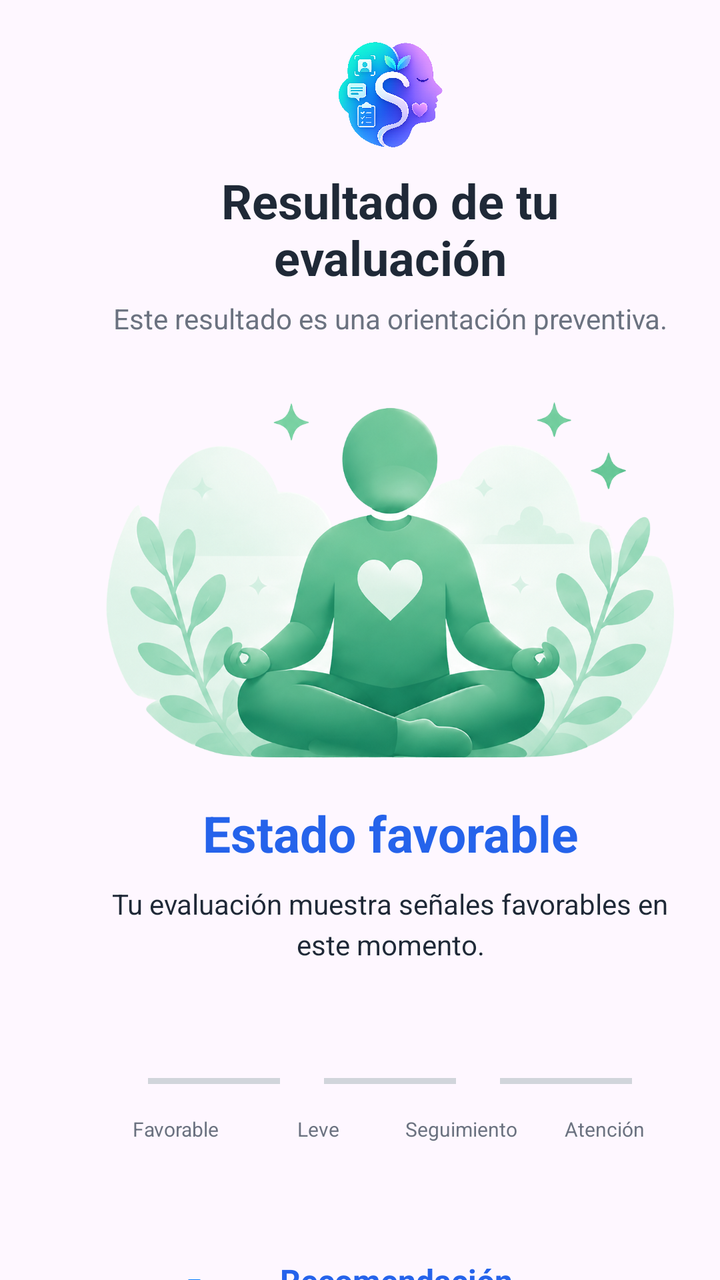
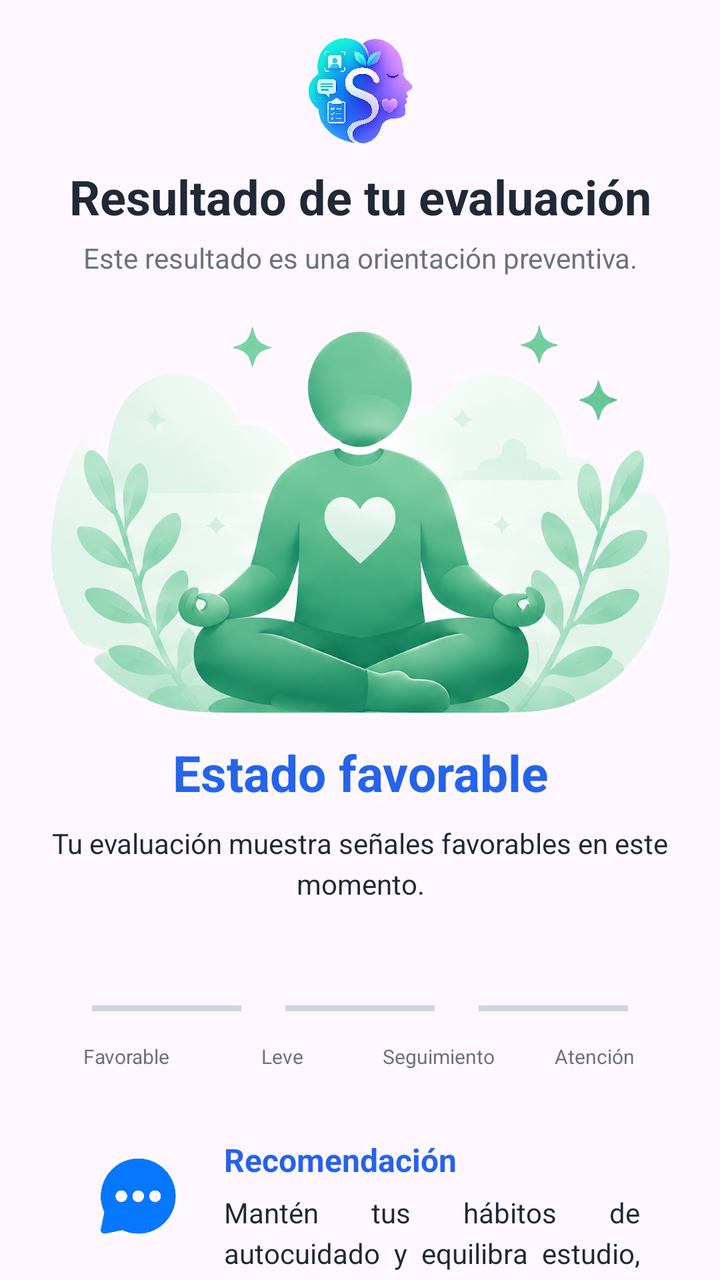

An Android layout rendered at two revisions. The XML below is the earlier revision; the diff shows what the commit changed to produce the second picture.
<!-- AndroidManifest.xml: application theme Theme.Login_Guevara -->
<!-- res/layout/activity_resultado_evaluacion.xml -->
<?xml version="1.0" encoding="utf-8"?>
<ScrollView xmlns:android="http://schemas.android.com/apk/res/android"
    xmlns:app="http://schemas.android.com/apk/res-auto"
    android:id="@+id/rootResultadoEvaluacion"
    android:layout_width="match_parent"
    android:layout_height="match_parent"
    android:fillViewport="true"
    android:overScrollMode="never"
    android:scrollbars="none">

    <LinearLayout
        android:layout_width="match_parent"
        android:layout_height="match_parent"
        android:gravity="center_horizontal"
        android:orientation="vertical"
        android:paddingStart="52dp"
        android:paddingTop="20dp"
        android:paddingEnd="22dp"
        android:paddingBottom="24dp">

        <ImageView
            android:id="@+id/imgLogoSentixResultado"
            android:layout_width="54dp"
            android:layout_height="54dp"
            android:adjustViewBounds="true"
            android:contentDescription="Logo Sentix"
            android:scaleType="fitCenter"
            android:src="@drawable/sentix_logo" />

        <TextView
            android:id="@+id/txtTituloResultado"
            android:layout_width="match_parent"
            android:layout_height="wrap_content"
            android:layout_marginTop="10dp"
            android:gravity="center"
            android:text="Resultado de tu evaluación"
            android:textColor="@color/text_dark"
            android:textSize="24sp"
            android:textStyle="bold" />

        <TextView
            android:id="@+id/txtSubtituloResultado"
            android:layout_width="match_parent"
            android:layout_height="wrap_content"
            android:layout_marginTop="5dp"
            android:gravity="center"
            android:lineSpacingExtra="3dp"
            android:text="Este resultado es una orientación preventiva."
            android:textColor="@color/text_soft"
            android:textSize="14sp" />

        <ImageView
            android:id="@+id/imgResultadoIlustracion"
            android:layout_width="match_parent"
            android:layout_height="215dp"
            android:layout_marginTop="14dp"
            android:adjustViewBounds="true"
            android:contentDescription="Ilustración del resultado"
            android:scaleType="fitCenter"
            android:src="@drawable/img_resultado_favorable" />

        <TextView
            android:id="@+id/txtIconoResultado"
            android:layout_width="0dp"
            android:layout_height="0dp"
            android:visibility="gone" />

        <TextView
            android:id="@+id/txtNivelFinal"
            android:layout_width="match_parent"
            android:layout_height="wrap_content"
            android:layout_marginTop="2dp"
            android:gravity="center"
            android:text="Estado favorable"
            android:textColor="@color/sentix_blue"
            android:textSize="25sp"
            android:textStyle="bold" />

        <TextView
            android:id="@+id/txtMensajeResultado"
            android:layout_width="match_parent"
            android:layout_height="wrap_content"
            android:layout_marginTop="9dp"
            android:gravity="center"
            android:lineSpacingExtra="4dp"
            android:text="Tu evaluación muestra señales favorables en este momento."
            android:textColor="@color/text_dark"
            android:textSize="14sp" />

        <LinearLayout
            android:id="@+id/contenedorEscalaResultado"
            android:layout_width="match_parent"
            android:layout_height="wrap_content"
            android:layout_marginTop="22dp"
            android:orientation="vertical">
            <Space
                android:layout_width="match_parent"
                android:layout_height="20dp" />
            <LinearLayout
                android:layout_width="match_parent"
                android:layout_height="34dp"
                android:gravity="center"
                android:orientation="horizontal">

                <View
                    android:id="@+id/indicadorFavorable"
                    android:layout_width="22dp"
                    android:layout_height="22dp" />

                <View
                    android:layout_width="0dp"
                    android:layout_height="3dp"
                    android:layout_weight="1"
                    android:background="#D1D5DB" />

                <View
                    android:id="@+id/indicadorLeve"
                    android:layout_width="22dp"
                    android:layout_height="22dp" />

                <View
                    android:layout_width="0dp"
                    android:layout_height="3dp"
                    android:layout_weight="1"
                    android:background="#D1D5DB" />

                <View
                    android:id="@+id/indicadorSeguimiento"
                    android:layout_width="22dp"
                    android:layout_height="22dp" />

                <View
                    android:layout_width="0dp"
                    android:layout_height="3dp"
                    android:layout_weight="1"
                    android:background="#D1D5DB" />

                <View
                    android:id="@+id/indicadorAtencion"
                    android:layout_width="22dp"
                    android:layout_height="22dp" />

            </LinearLayout>

            <LinearLayout
                android:layout_width="match_parent"
                android:layout_height="wrap_content"
                android:orientation="horizontal">

                <TextView
                    android:id="@+id/txtLabelFavorable"
                    android:layout_width="0dp"
                    android:layout_height="wrap_content"
                    android:layout_weight="1"
                    android:gravity="center"
                    android:text="Favorable"
                    android:textColor="@color/text_soft"
                    android:textSize="10sp" />

                <TextView
                    android:id="@+id/txtLabelLeve"
                    android:layout_width="0dp"
                    android:layout_height="wrap_content"
                    android:layout_weight="1"
                    android:gravity="center"
                    android:text="Leve"
                    android:textColor="@color/text_soft"
                    android:textSize="10sp" />

                <TextView
                    android:id="@+id/txtLabelSeguimiento"
                    android:layout_width="0dp"
                    android:layout_height="wrap_content"
                    android:layout_weight="1"
                    android:gravity="center"
                    android:text="Seguimiento"
                    android:textColor="@color/text_soft"
                    android:textSize="10sp" />

                <TextView
                    android:id="@+id/txtLabelAtencion"
                    android:layout_width="0dp"
                    android:layout_height="wrap_content"
                    android:layout_weight="1"
                    android:gravity="center"
                    android:text="Atención"
                    android:textColor="@color/text_soft"
                    android:textSize="10sp" />

            </LinearLayout>

        </LinearLayout>
        <Space
            android:layout_width="match_parent"
            android:layout_height="20dp" />
        <LinearLayout
            android:id="@+id/cardRecomendacion"
            android:layout_width="match_parent"
            android:layout_height="wrap_content"
            android:layout_marginTop="22dp"
            android:elevation="1dp"
            android:orientation="horizontal"
            android:padding="16dp">

            <ImageView
                android:id="@+id/imgIconoRecomendacion"
                android:layout_width="58dp"
                android:layout_height="58dp"
                android:layout_gravity="top"
                android:adjustViewBounds="true"
                android:contentDescription="Icono de recomendación"
                android:padding="10dp"
                android:scaleType="fitCenter"
                android:src="@drawable/ic_recomendacion_default" />

            <LinearLayout
                android:layout_width="0dp"
                android:layout_height="wrap_content"
                android:layout_marginStart="14dp"
                android:layout_weight="1"
                android:orientation="vertical">

                <TextView
                    android:id="@+id/txtTituloRecomendacion"
                    android:layout_width="match_parent"
                    android:layout_height="wrap_content"
                    android:text="Recomendación"
                    android:textColor="@color/sentix_blue"
                    android:textSize="16sp"
                    android:textStyle="bold" />

                <TextView
                    android:id="@+id/txtMensajeRecomendacion"
                    android:layout_width="match_parent"
                    android:layout_height="wrap_content"
                    android:layout_marginTop="6dp"
                    android:justificationMode="inter_word"
                    android:lineSpacingExtra="4dp"
                    android:text="Mantén tus hábitos de autocuidado y equilibra estudio, descanso y actividades que te hagan bien."
                    android:textAlignment="viewStart"
                    android:textColor="@color/text_dark"
                    android:textSize="14sp" />

            </LinearLayout>

        </LinearLayout>

        <TextView
            android:id="@+id/txtAvisoProfesional"
            android:layout_width="match_parent"
            android:layout_height="wrap_content"
            android:visibility="gone" />
        <Space
            android:layout_width="match_parent"
            android:layout_height="20dp" />
        <LinearLayout
            android:layout_width="match_parent"
            android:layout_height="wrap_content"
            android:layout_marginTop="18dp"
            android:orientation="horizontal">

            <Button
                android:id="@+id/btnVerHistorial"
                android:layout_width="0dp"
                android:layout_height="54dp"
                android:layout_marginEnd="8dp"
                android:layout_weight="1"
                android:background="@drawable/bg_button_outline_sentix"
                android:backgroundTint="@null"
                app:backgroundTint="@null"
                android:text="Ver historial"
                android:textAllCaps="false"
                android:textColor="@color/sentix_blue"
                android:textSize="14sp"
                android:textStyle="bold" />

            <Button
                android:id="@+id/btnVolverInicio"
                android:layout_width="0dp"
                android:layout_height="54dp"
                android:layout_marginStart="8dp"
                android:layout_weight="1"
                android:background="@drawable/bg_button"
                android:backgroundTint="@null"
                app:backgroundTint="@null"
                android:text="Volver al inicio"
                android:textAllCaps="false"
                android:textColor="@color/white"
                android:textSize="14sp"
                android:textStyle="bold" />

        </LinearLayout>

        <LinearLayout
            android:id="@+id/cardResultadoPrincipal"
            android:layout_width="0dp"
            android:layout_height="0dp"
            android:orientation="vertical"
            android:visibility="gone" />

    </LinearLayout>

</ScrollView>
<!-- resources referenced by this layout -->
<resources>
  <color name="sentix_blue">#2563EB</color>
  <color name="text_dark">#1F2937</color>
  <color name="text_soft">#6B7280</color>
  <color name="white">#FFFFFFFF</color>
  <!-- drawable bg_button (drawable) -->
  <selector xmlns:android="http://schemas.android.com/apk/res/android">
  
      
      <item android:state_pressed="true">
          <shape>
              <corners android:radius="18dp"/>
              <solid android:color="#1E40AF"/>
          </shape>
      </item>
  
      
      <item>
          <shape>
              <corners android:radius="18dp"/>
              <solid android:color="#3B82F6"/>
          </shape>
      </item>
  
  </selector>
  <!-- drawable bg_button_outline_sentix (drawable) -->
  <shape xmlns:android="http://schemas.android.com/apk/res/android">
      <solid android:color="@android:color/transparent" />
      <stroke
          android:width="1.5dp"
          android:color="@color/sentix_blue" />
      <corners android:radius="18dp" />
  </shape>
  <!-- drawable ic_recomendacion_default: png bitmap (drawable, 511363 bytes) -->
  <!-- drawable img_resultado_favorable: png bitmap (drawable, 751558 bytes) -->
  <!-- drawable sentix_logo: png bitmap (drawable, 939818 bytes) -->
  <style name="Theme.Login_Guevara" parent="Base.Theme.Login_Guevara" />
  <style name="Base.Theme.Login_Guevara" parent="Theme.Material3.Light.NoActionBar">
  
          
          <item name="android:fontFamily">sans-serif</item>
  
          
          <item name="colorPrimary">@color/sentix_blue</item>
          <item name="colorPrimaryVariant">@color/sentix_blue</item>
          <item name="colorSecondary">@color/sentix_purple</item>
          <item name="android:colorAccent">@color/sentix_blue</item>
  
          
          <item name="android:statusBarColor">@color/bg_light</item>
          <item name="android:navigationBarColor">@color/white</item>
  
          
          <item name="android:windowLightStatusBar">true</item>
          <item name="android:windowLightNavigationBar">true</item>
  
          
          <item name="android:windowNoTitle">true</item>
          <item name="android:windowActionBar">false</item>
  
          
          <item name="android:windowAnimationStyle">@style/NoActivityAnimation</item>
  
      </style>
  <color name="sentix_purple">#7C3AED</color>
  <color name="bg_light">#F8FAFC</color>
  <style name="NoActivityAnimation">
          <item name="android:activityOpenEnterAnimation">@null</item>
          <item name="android:activityOpenExitAnimation">@null</item>
          <item name="android:activityCloseEnterAnimation">@null</item>
          <item name="android:activityCloseExitAnimation">@null</item>
          <item name="android:taskOpenEnterAnimation">@null</item>
          <item name="android:taskOpenExitAnimation">@null</item>
          <item name="android:taskCloseEnterAnimation">@null</item>
          <item name="android:taskCloseExitAnimation">@null</item>
      </style>
</resources>

<!-- the commit's change to res/layout/activity_resultado_evaluacion.xml (unified diff, before → after) -->
@@ -13,9 +13,9 @@
         android:layout_height="match_parent"
         android:gravity="center_horizontal"
         android:orientation="vertical"
-        android:paddingStart="52dp"
-        android:paddingTop="20dp"
-        android:paddingEnd="22dp"
+        android:paddingStart="24dp"
+        android:paddingTop="18dp"
+        android:paddingEnd="24dp"
         android:paddingBottom="24dp">
 
         <ImageView
@@ -93,9 +93,11 @@
             android:layout_height="wrap_content"
             android:layout_marginTop="22dp"
             android:orientation="vertical">
+
             <Space
                 android:layout_width="match_parent"
-                android:layout_height="20dp" />
+                android:layout_height="14dp" />
+
             <LinearLayout
                 android:layout_width="match_parent"
                 android:layout_height="34dp"
@@ -190,14 +192,17 @@
             </LinearLayout>
 
         </LinearLayout>
+
         <Space
             android:layout_width="match_parent"
-            android:layout_height="20dp" />
+            android:layout_height="0dp"
+            android:layout_weight="0.20" />
+
         <LinearLayout
             android:id="@+id/cardRecomendacion"
             android:layout_width="match_parent"
             android:layout_height="wrap_content"
-            android:layout_marginTop="22dp"
+            android:layout_marginTop="18dp"
             android:elevation="1dp"
             android:orientation="horizontal"
             android:padding="16dp">
@@ -250,9 +255,12 @@
             android:layout_width="match_parent"
             android:layout_height="wrap_content"
             android:visibility="gone" />
+
         <Space
             android:layout_width="match_parent"
-            android:layout_height="20dp" />
+            android:layout_height="0dp"
+            android:layout_weight="0.20" />
+
         <LinearLayout
             android:layout_width="match_parent"
             android:layout_height="wrap_content"
@@ -267,12 +275,12 @@
                 android:layout_weight="1"
                 android:background="@drawable/bg_button_outline_sentix"
                 android:backgroundTint="@null"
-                app:backgroundTint="@null"
                 android:text="Ver historial"
                 android:textAllCaps="false"
                 android:textColor="@color/sentix_blue"
                 android:textSize="14sp"
-                android:textStyle="bold" />
+                android:textStyle="bold"
+                app:backgroundTint="@null" />
 
             <Button
                 android:id="@+id/btnVolverInicio"
@@ -282,12 +290,12 @@
                 android:layout_weight="1"
                 android:background="@drawable/bg_button"
                 android:backgroundTint="@null"
-                app:backgroundTint="@null"
                 android:text="Volver al inicio"
                 android:textAllCaps="false"
                 android:textColor="@color/white"
                 android:textSize="14sp"
-                android:textStyle="bold" />
+                android:textStyle="bold"
+                app:backgroundTint="@null" />
 
         </LinearLayout>
 
